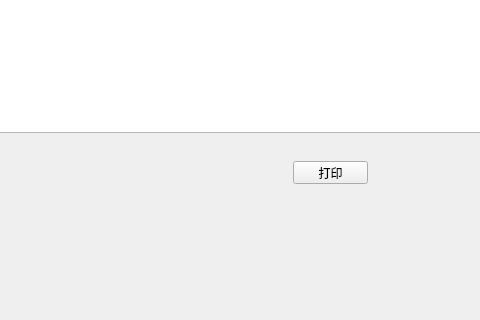
yuyan235813/balance_platform, file ui/poll_result.ui: the form before one commit; both pictures show x 157 to 637 and y 139 to 459 of the 827 by 459 pixel window.
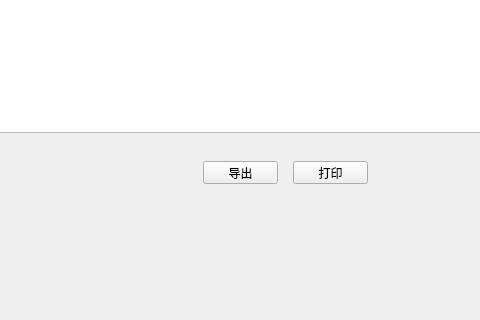
The form after the commit.

Commit message: 导出excel报表

Patch:
```diff
--- a/ui/poll_result.ui
+++ b/ui/poll_result.ui
@@ -41,6 +41,24 @@
     <string>打印</string>
    </property>
   </widget>
+  <widget class="QPushButton" name="excelPushButton_2">
+   <property name="geometry">
+    <rect>
+     <x>360</x>
+     <y>300</y>
+     <width>75</width>
+     <height>23</height>
+    </rect>
+   </property>
+   <property name="font">
+    <font>
+     <kerning>true</kerning>
+    </font>
+   </property>
+   <property name="text">
+    <string>导出</string>
+   </property>
+  </widget>
  </widget>
  <resources/>
  <connections/>
```
The commit also changes 2 other files.
